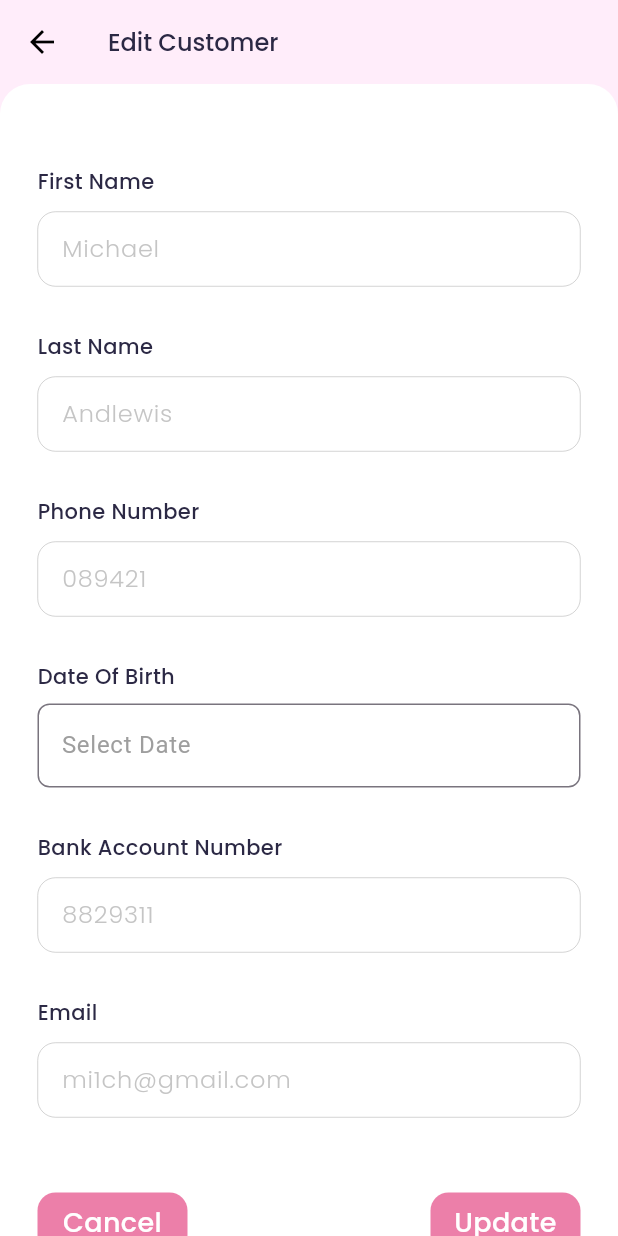
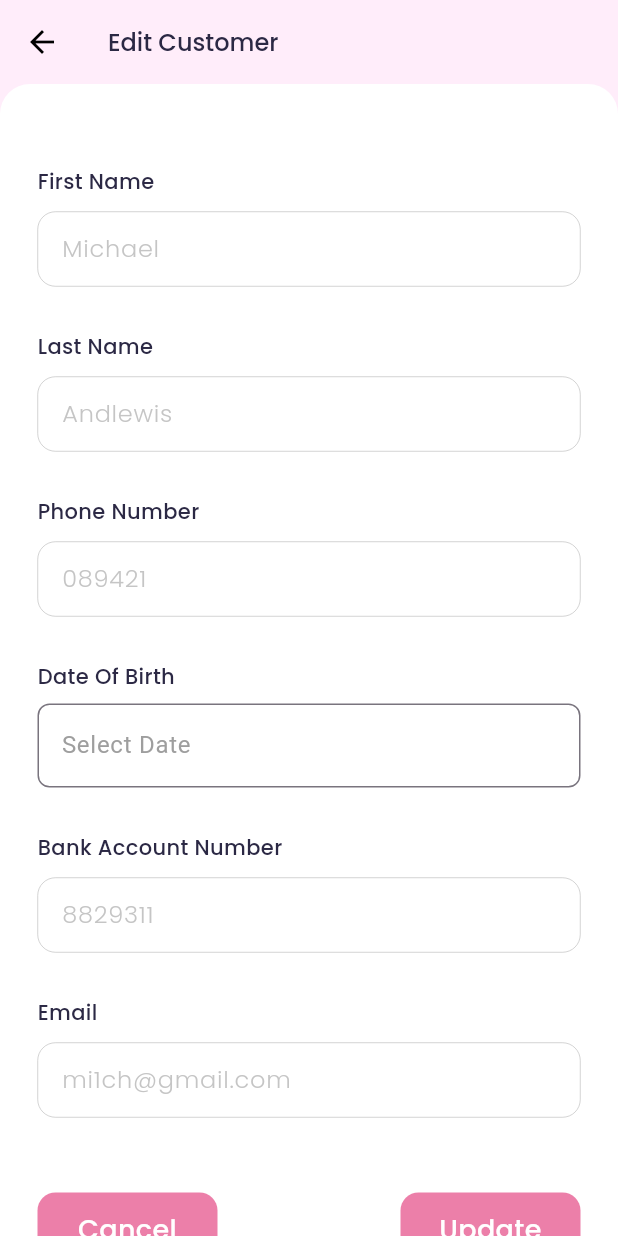
Before and after one commit to dwirzkid/flutter-crud, a Flutter app: the EditCustomerView screen opened by its route, on a phone screen of 412 x 824 dp. Run offline on Flutter 3.47's test engine with Material 3 defaults, Android fonts, the phone set to English and light mode, and no system bars; our stand-ins replace google_fonts.

Commit message:
style: custom button & edit customer

```diff
--- a/lib/view/edit_customer_view.dart
+++ b/lib/view/edit_customer_view.dart
@@ -1,4 +1,5 @@
 import 'package:crud_project_1/theme.dart';
+import 'package:crud_project_1/view/widgets/custom_button.dart';
 import 'package:crud_project_1/view/widgets/custom_date_picker_field.dart';
 import 'package:crud_project_1/view/widgets/custom_form_field.dart';
 import 'package:flutter/material.dart';
@@ -8,7 +9,6 @@ class EditCustomerView extends StatelessWidget {
 
   @override
   Widget build(BuildContext context) {
-
     TextEditingController dateController = TextEditingController();
 
     PreferredSizeWidget header() {
@@ -114,7 +114,10 @@ class EditCustomerView extends StatelessWidget {
               hintText: '089421',
               keyboardType: TextInputType.number,
             ),
-            CustomDatePickerField(labelText: 'Date Of Birth', hintText: 'Select Date', controller: dateController),
+            CustomDatePickerField(
+                labelText: 'Date Of Birth',
+                hintText: 'Select Date',
+                controller: dateController),
             CustomFormField(
               labelText: 'Bank Account Number',
               hintText: '8829311',
@@ -126,8 +129,19 @@ class EditCustomerView extends StatelessWidget {
             Row(
               mainAxisAlignment: MainAxisAlignment.spaceBetween,
               children: [
-                buttonCancel(),
-                buttonSave(),
+                CustomButton(
+                  title: 'Cancel',
+                  width: 120,
+
+                  onPressed: () {
+                    Navigator.pop(context);
+                  },
+                ),
+                CustomButton(
+                  title: 'Update',
+                  width: 120,
+                  onPressed: () {},
+                )
               ],
             )
           ],
--- a/lib/view/widgets/custom_button.dart
+++ b/lib/view/widgets/custom_button.dart
@@ -4,14 +4,22 @@ import 'package:flutter/material.dart';
 class CustomButton extends StatelessWidget {
   final String title;
   final VoidCallback? onPressed;
+  final double? width;
+  final double? height;
 
-  const CustomButton({required this.title, this.onPressed, super.key});
+  const CustomButton({
+    required this.title,
+    this.onPressed,
+    this.width,
+    this.height,
+    Key? key,
+  }) : super(key: key);
 
   @override
   Widget build(BuildContext context) {
     return Container(
-      width: double.infinity,
-      height: 50,
+      width: width ?? double.infinity,
+      height: height ?? 50,
       margin: EdgeInsets.only(top: 50),
       decoration: BoxDecoration(
         color: Color(0xffEC7FA9),
```
